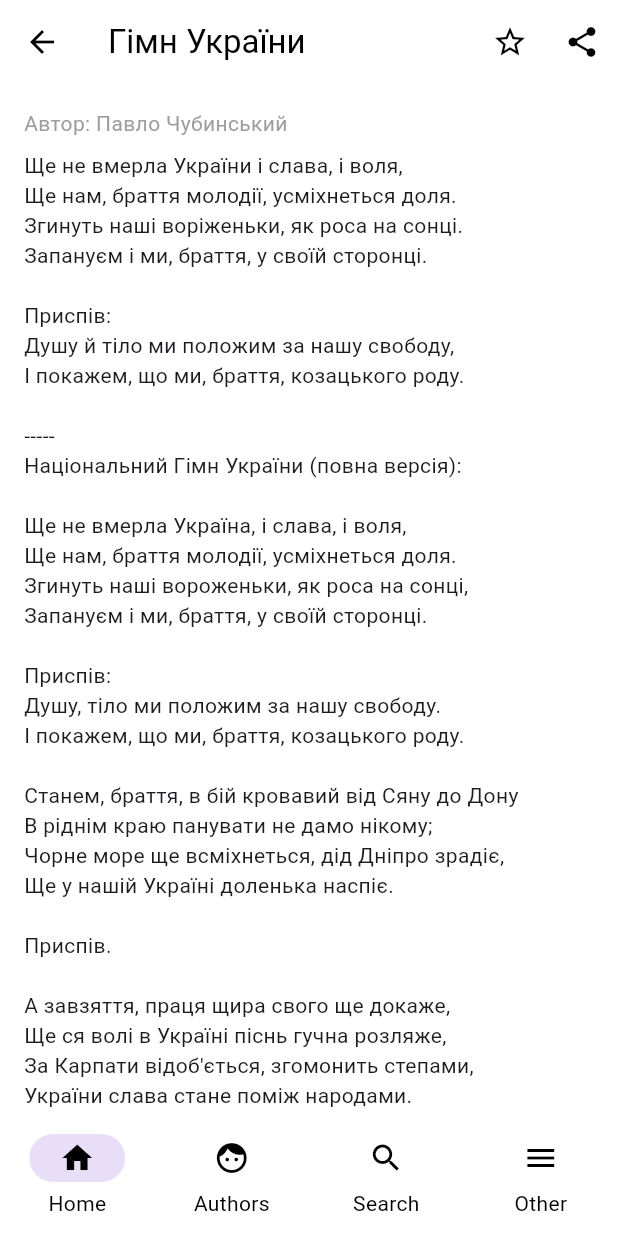
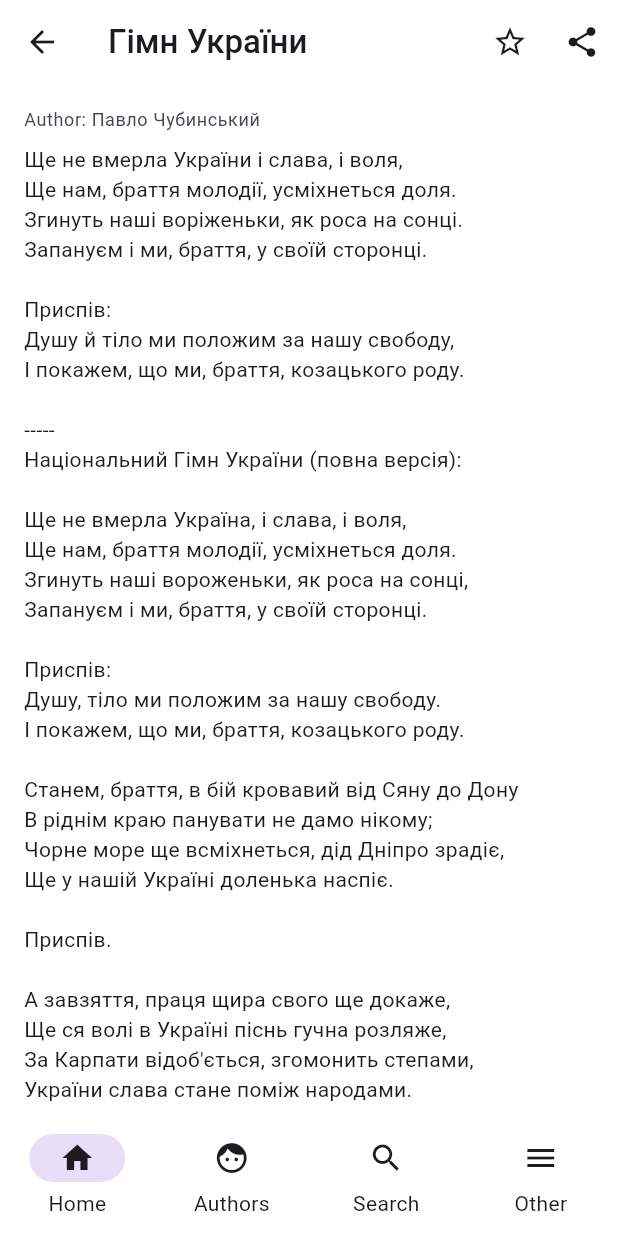
Before and after one commit to gvan/PisniFlutter, a Flutter app: the screen it shows after launch, after a tap on "Патріотичні", on a phone screen of 412 x 824 dp. Run offline on Flutter 3.47's test engine with Material 3 defaults, Android fonts, the phone set to English and light mode, and no system bars; our stand-ins replace flutter_svg, freezed_annotation, shared_preferences, vector_graphics.

Commit message:
change text style

```diff
--- a/lib/l10n/app_en.arb
+++ b/lib/l10n/app_en.arb
@@ -15,5 +15,6 @@
                 "type": "String"
             }
         }
-    }
+    },
+    "author": "Author"
 }
--- a/lib/l10n/app_localizations.dart
+++ b/lib/l10n/app_localizations.dart
@@ -154,6 +154,12 @@ abstract class AppLocalizations {
   /// In uk, this message translates to:
   /// **'{mode, select, light{Світла} dark{Темна} system{Системна} other{}}'**
   String themeMode(String mode);
+
+  /// No description provided for @author.
+  ///
+  /// In uk, this message translates to:
+  /// **'Автор'**
+  String get author;
 }
 
 class _AppLocalizationsDelegate extends LocalizationsDelegate<AppLocalizations> {
--- a/lib/l10n/app_localizations_en.dart
+++ b/lib/l10n/app_localizations_en.dart
@@ -48,4 +48,7 @@ class AppLocalizationsEn extends AppLocalizations {
     );
     return '$_temp0';
   }
+
+  @override
+  String get author => 'Author';
 }
--- a/lib/l10n/app_localizations_uk.dart
+++ b/lib/l10n/app_localizations_uk.dart
@@ -48,4 +48,7 @@ class AppLocalizationsUk extends AppLocalizations {
     );
     return '$_temp0';
   }
+
+  @override
+  String get author => 'Автор';
 }
--- a/lib/l10n/app_uk.arb
+++ b/lib/l10n/app_uk.arb
@@ -15,5 +15,6 @@
                 "type": "String"
             }
         }
-    }
+    },
+    "author": "Автор"
 }
--- a/lib/ui/common/categories_list.dart
+++ b/lib/ui/common/categories_list.dart
@@ -2,6 +2,7 @@ import 'package:flutter/material.dart';
 import 'package:flutter_svg/svg.dart';
 import 'package:pisni/data/entity/category.dart';
 import 'package:pisni/data/entity/song.dart';
+import 'package:pisni/ui/extensions/styles.dart';
 import 'package:vector_graphics/vector_graphics.dart';
 
 class CategoriesList extends StatelessWidget {
@@ -29,7 +30,8 @@ class CategoriesList extends StatelessWidget {
                     children: [
                       Text(
                         category.title,
-                        style: TextStyle(fontWeight: FontWeight.bold),
+                        style: context.textStyles.bodyLarge
+                            ?.copyWith(fontWeight: FontWeight.bold),
                       ),
                       Spacer(),
                       SizedBox(
@@ -91,12 +93,12 @@ class HorizontalSongsList extends StatelessWidget {
                       song.title,
                       maxLines: 1,
                       overflow: TextOverflow.ellipsis,
-                      style: TextStyle(fontSize: 14),
+                      style: context.textStyles.bodyLarge,
                     ),
                     Text(song.text,
                         maxLines: 2,
                         overflow: TextOverflow.ellipsis,
-                        style: TextStyle(fontSize: 12, color: Colors.grey))
+                        style: context.textStyles.bodySmall)
                   ],
                 ),
               ),
--- a/lib/ui/common/songs_list.dart
+++ b/lib/ui/common/songs_list.dart
@@ -1,5 +1,6 @@
 import 'package:flutter/material.dart';
 import 'package:pisni/data/entity/song.dart';
+import 'package:pisni/ui/extensions/styles.dart';
 
 class SongsList extends StatelessWidget {
   final List<Song> songs;
@@ -22,11 +23,16 @@ class SongsList extends StatelessWidget {
                 child: Column(
                   crossAxisAlignment: CrossAxisAlignment.start,
                   children: [
-                    Text(song.title),
-                    Text(song.text,
-                        maxLines: 2,
-                        overflow: TextOverflow.ellipsis,
-                        style: TextStyle(fontSize: 12, color: Colors.grey))
+                    Text(
+                      song.title,
+                      style: context.textStyles.bodyLarge,
+                    ),
+                    Text(
+                      song.text,
+                      maxLines: 2,
+                      overflow: TextOverflow.ellipsis,
+                      style: context.textStyles.bodySmall,
+                    )
                   ],
                 ),
               ));
--- a/lib/ui/extensions/styles.dart
+++ b/lib/ui/extensions/styles.dart
@@ -13,3 +13,9 @@ extension FlutterThemeMode on AppThemeMode {
     }
   }
 }
+
+extension ThemeStylesBuildContext on BuildContext {
+
+  TextTheme get textStyles => TextTheme.of(this);
+
+}
--- a/lib/ui/screens/other/other_screen.dart
+++ b/lib/ui/screens/other/other_screen.dart
@@ -1,5 +1,6 @@
 import 'package:flutter/material.dart';
 import 'package:pisni/ui/extensions/localization.dart';
+import 'package:pisni/ui/extensions/styles.dart';
 
 class OtherScreen extends StatelessWidget {
   const OtherScreen({super.key});
@@ -63,7 +64,10 @@ class _MenuItem extends StatelessWidget {
             ),
             Padding(
               padding: const EdgeInsets.all(8.0),
-              child: Text(title),
+              child: Text(
+                title,
+                style: context.textStyles.bodyLarge,
+              ),
             )
           ],
         ),
--- a/lib/ui/screens/settings/settings_screen.dart
+++ b/lib/ui/screens/settings/settings_screen.dart
@@ -2,6 +2,7 @@ import 'package:flutter/material.dart';
 import 'package:pisni/data/entity/settings.dart';
 import 'package:pisni/ui/core/theme_view_model.dart';
 import 'package:pisni/ui/extensions/localization.dart';
+import 'package:pisni/ui/extensions/styles.dart';
 import 'package:pisni/ui/screens/settings/settings_view_model.dart';
 import 'package:provider/provider.dart';
 
@@ -42,7 +43,10 @@ class _SettingsContent extends StatelessWidget {
             children: [
               Padding(
                 padding: const EdgeInsets.all(8.0),
-                child: Text(context.loc.theme),
+                child: Text(
+                  context.loc.theme,
+                  style: context.textStyles.bodyLarge,
+                ),
               ),
               Spacer(),
               Padding(
--- a/lib/ui/screens/song/song_screen.dart
+++ b/lib/ui/screens/song/song_screen.dart
@@ -2,6 +2,8 @@ import 'dart:io';
 
 import 'package:flutter/material.dart';
 import 'package:pisni/data/entity/song.dart';
+import 'package:pisni/ui/extensions/localization.dart';
+import 'package:pisni/ui/extensions/styles.dart';
 import 'package:pisni/ui/screens/favorite/favorite_view_model.dart';
 import 'package:pisni/ui/screens/song/song_view_model.dart';
 import 'package:provider/provider.dart';
@@ -59,11 +61,14 @@ class _SongScreenState extends State<SongScreen> {
                   Padding(
                     padding: const EdgeInsets.only(bottom: 8),
                     child: Text(
-                      'Автор: ${song.author}',
-                      style: TextStyle(color: Colors.grey),
+                      '${context.loc.author}: ${song.author}',
+                      style: context.textStyles.bodySmall,
                     ),
                   ),
-                Text(song.text)
+                Text(
+                  song.text,
+                  style: context.textStyles.bodyMedium,
+                )
               ],
             ),
           ),
--- a/lib/ui/styles/themes.dart
+++ b/lib/ui/styles/themes.dart
@@ -2,18 +2,41 @@ import 'package:flutter/material.dart';
 import 'package:flutter/services.dart';
 
 class AppTheme {
+  static final mainTextLigth = const Color(0xff1D1B20);
+  static final secondaryTextLight = const Color(0xff49454F);
+
+  static final mainTextDark = const Color(0xffffffff);
+  static final secondaryTextDark = const Color(0xffb3b3b3);
+
   static final ThemeData lightTheme = ThemeData.light().copyWith(
     canvasColor: Colors.white,
     scaffoldBackgroundColor: Colors.white,
+    textTheme: ThemeData.light().textTheme.copyWith(
+          titleLarge: TextStyle(
+            color: mainTextLigth,
+            fontSize: 22,
+            fontWeight: FontWeight.w500,
+          ),
+          bodyLarge: TextStyle(
+            color: mainTextLigth,
+            fontSize: 16,
+            fontWeight: FontWeight.w400,
+          ),
+          bodyMedium: TextStyle(
+            color: mainTextLigth,
+            fontSize: 14,
+            fontWeight: FontWeight.w400,
+          ),
+          bodySmall: TextStyle(
+            color: secondaryTextLight,
+            fontSize: 12,
+            fontWeight: FontWeight.w400,
+          ),
+        ),
     appBarTheme: AppBarTheme(
       backgroundColor: Colors.white,
       iconTheme: IconThemeData(
-        color: Colors.black,
-      ),
-      titleTextStyle: TextStyle(
-        color: Colors.black,
-        fontSize: 22,
-        fontWeight: FontWeight.w400,
+        color: mainTextLigth,
       ),
       systemOverlayStyle: SystemUiOverlayStyle(
         statusBarColor: Colors.white,
@@ -25,12 +48,12 @@ class AppTheme {
     navigationBarTheme: NavigationBarThemeData(
       backgroundColor: Colors.white,
       labelTextStyle: WidgetStateProperty.fromMap({
-        WidgetState.selected: TextStyle(color: Colors.black),
-        ~WidgetState.selected: TextStyle(color: Colors.black),
+        WidgetState.selected: TextStyle(color: mainTextLigth),
+        ~WidgetState.selected: TextStyle(color: mainTextLigth),
       }),
       iconTheme: WidgetStateProperty.fromMap({
-        WidgetState.selected: IconThemeData(color: Colors.black),
-        ~WidgetState.selected: IconThemeData(color: Colors.black),
+        WidgetState.selected: IconThemeData(color: mainTextLigth),
+        ~WidgetState.selected: IconThemeData(color: mainTextLigth),
       }),
     ),
   );
@@ -38,15 +61,32 @@ class AppTheme {
   static final ThemeData darkTheme = ThemeData.dark().copyWith(
     canvasColor: Colors.black,
     scaffoldBackgroundColor: Colors.black,
+    textTheme: ThemeData.dark().textTheme.copyWith(
+          titleLarge: TextStyle(
+            color: mainTextDark,
+            fontSize: 22,
+            fontWeight: FontWeight.w500,
+          ),
+          bodyLarge: TextStyle(
+            color: mainTextDark,
+            fontSize: 16,
+            fontWeight: FontWeight.w400,
+          ),
+          bodyMedium: TextStyle(
+            color: mainTextDark,
+            fontSize: 14,
+            fontWeight: FontWeight.w400,
+          ),
+          bodySmall: TextStyle(
+            color: secondaryTextDark,
+            fontSize: 12,
+            fontWeight: FontWeight.w400,
+          ),
+        ),
     appBarTheme: AppBarTheme(
       backgroundColor: Colors.black,
       iconTheme: IconThemeData(
         color: Colors.white,
-      ),
-      titleTextStyle: TextStyle(
-        color: Colors.white,
-        fontSize: 22,
-        fontWeight: FontWeight.w400,
       ),
       systemOverlayStyle: SystemUiOverlayStyle(
         statusBarColor: Colors.black,
@@ -58,12 +98,12 @@ class AppTheme {
     navigationBarTheme: NavigationBarThemeData(
       backgroundColor: Colors.black,
       labelTextStyle: WidgetStateProperty.fromMap({
-        WidgetState.selected: TextStyle(color: Colors.white),
-        ~WidgetState.selected: TextStyle(color: Colors.white),
+        WidgetState.selected: TextStyle(color: mainTextDark),
+        ~WidgetState.selected: TextStyle(color: mainTextDark),
       }),
       iconTheme: WidgetStateProperty.fromMap({
-        WidgetState.selected: IconThemeData(color: Colors.white),
-        ~WidgetState.selected: IconThemeData(color: Colors.white),
+        WidgetState.selected: IconThemeData(color: mainTextDark),
+        ~WidgetState.selected: IconThemeData(color: mainTextDark),
       }),
     ),
   );
```
